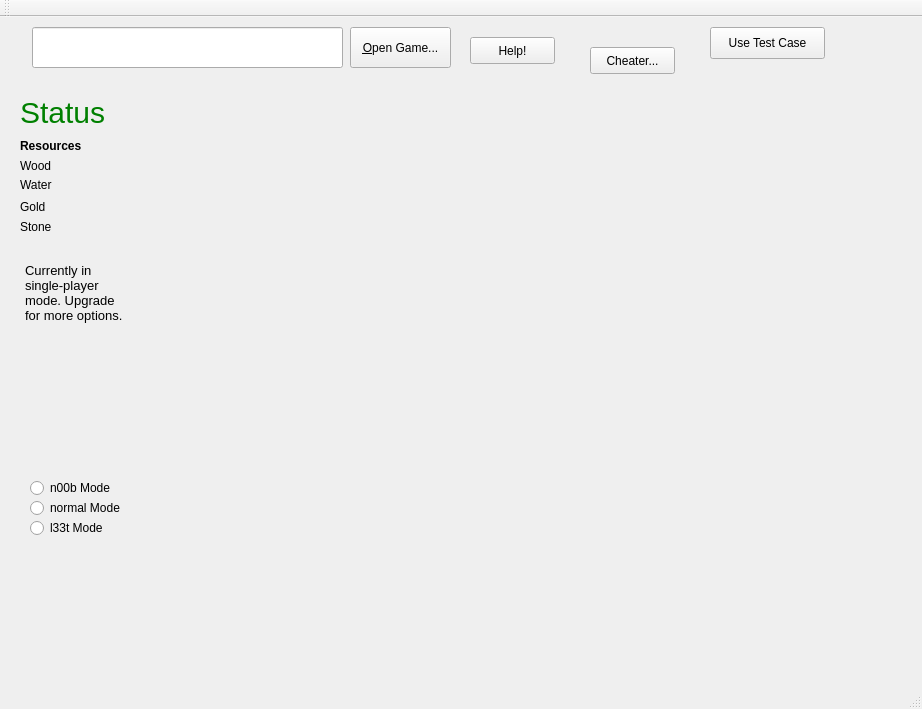
Above: road_race/roadrace.ui from bjuppl/roadrace before the change. Below: the same form after it.
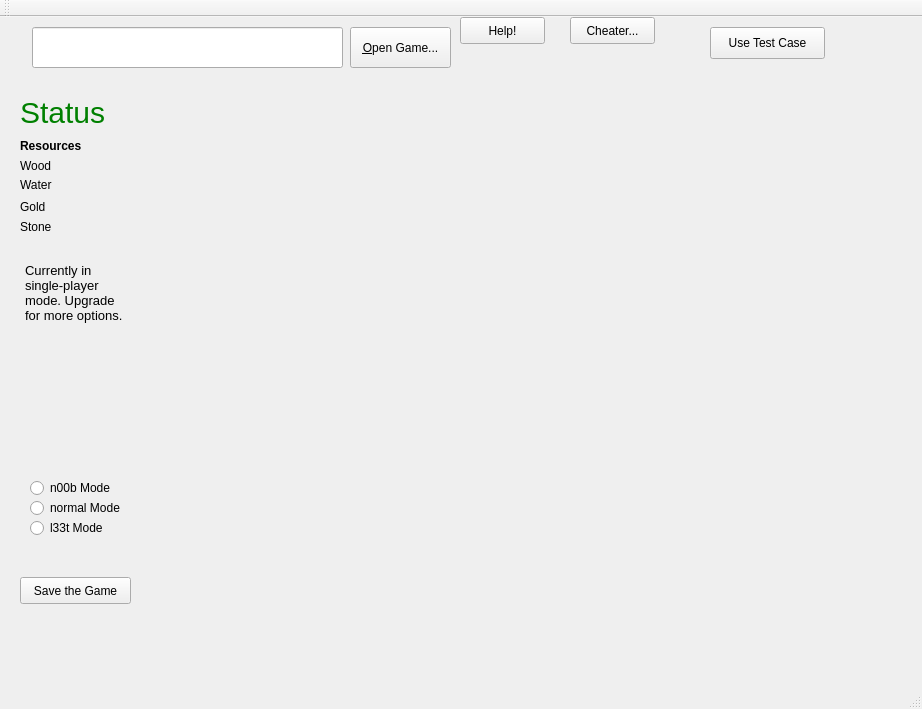
That is the form after the change.

What changed in the file:
```diff
--- a/road_race/roadrace.ui
+++ b/road_race/roadrace.ui
@@ -237,8 +237,8 @@
    <widget class="QPushButton" name="helpBtn">
     <property name="geometry">
      <rect>
-      <x>470</x>
-      <y>20</y>
+      <x>460</x>
+      <y>0</y>
       <width>85</width>
       <height>27</height>
      </rect>
@@ -289,8 +289,8 @@
    <widget class="QPushButton" name="cheatBtn">
     <property name="geometry">
      <rect>
-      <x>590</x>
-      <y>30</y>
+      <x>570</x>
+      <y>0</y>
       <width>85</width>
       <height>27</height>
      </rect>
@@ -299,6 +299,19 @@
      <string>Cheater...</string>
     </property>
    </widget>
+   <widget class="QPushButton" name="SaveBtn">
+    <property name="geometry">
+     <rect>
+      <x>20</x>
+      <y>560</y>
+      <width>111</width>
+      <height>27</height>
+     </rect>
+    </property>
+    <property name="text">
+     <string>Save the Game</string>
+    </property>
+   </widget>
   </widget>
   <widget class="QToolBar" name="mainToolBar">
    <attribute name="toolBarArea">
```
